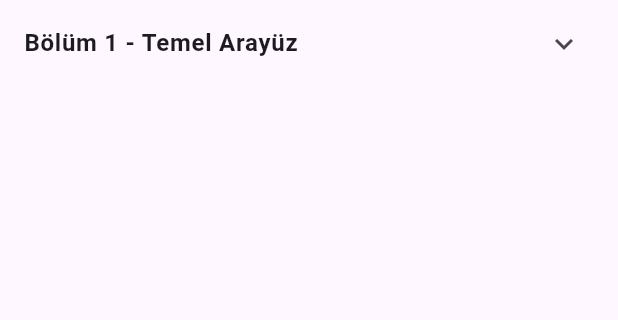
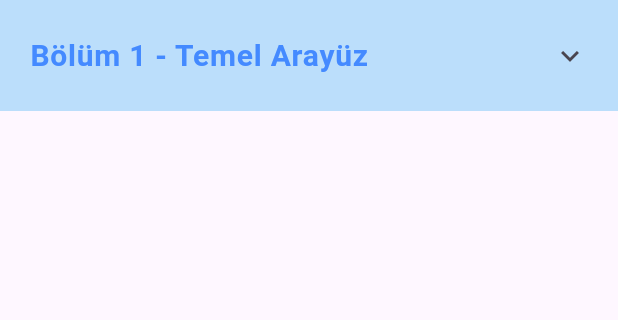
Before and after one commit to hafizecim/Mobile-App-Development-With-Flutter, a Flutter app: the screen it shows after launch, on a phone screen of 412 x 824 dp, the part 84-404 px from its top. Run offline on Flutter 3.47's test engine with Material 3 defaults, Android fonts, the phone set to English and light mode, and no system bars.

Commit message:
Main ExpansionTile update

```diff
--- a/lib/main.dart
+++ b/lib/main.dart
@@ -33,14 +33,48 @@ class LessonListPage extends StatelessWidget {
         itemBuilder: (context, bolumIndex) {
           final bolum = bolumListesi[bolumIndex];
           return ExpansionTile(
+            backgroundColor: Colors.blue.shade50,
+            collapsedBackgroundColor: Colors.blue.shade100,
+            tilePadding: const EdgeInsets.symmetric(horizontal: 20, vertical: 8),
             title: Text(
               bolum.bolumAdi,
-              style: const TextStyle(fontWeight: FontWeight.bold),
+              style: const TextStyle(
+                fontWeight: FontWeight.bold,
+                fontSize: 20,
+                color: Colors.blueAccent,
+              ),
             ),
             children: bolum.dersler.map((lesson) {
-              return ListTile(
-                title: Text(lesson.title),
-                subtitle: Text(lesson.subtitle),
+              return Container(
+                margin: const EdgeInsets.symmetric(horizontal: 12, vertical: 4),
+                decoration: BoxDecoration(
+                  color: Colors.white,
+                  borderRadius: BorderRadius.circular(8),
+                  boxShadow: [
+                    BoxShadow(
+                      color: Colors.grey.withOpacity(0.2),
+                      spreadRadius: 1,
+                      blurRadius: 4,
+                      offset: const Offset(0, 2),
+                    ),
+                  ],
+                ),
+                child: ListTile(
+                  leading: const Icon(Icons.book, color: Colors.deepPurple),
+                  title: Text(
+                    lesson.title,
+                    style: const TextStyle(
+                      fontWeight: FontWeight.w100,
+                      color: Colors.deepPurple,
+                    ),
+                  ),
+                  subtitle: Text(
+                    lesson.subtitle,
+                    style: const TextStyle(
+                      color: Colors.black87,
+                    ),
+                  ),
+                  trailing: const Icon(Icons.arrow_forward_ios, size: 16, color: Colors.deepPurple),
                   onTap: () {
                     Navigator.push(
                       context,
@@ -49,6 +83,11 @@ class LessonListPage extends StatelessWidget {
                       ),
                     );
                   },
+                  splashColor: Colors.deepPurple.withOpacity(0.2),
+                  hoverColor: Colors.deepPurple.withOpacity(0.1),
+                  shape: RoundedRectangleBorder(borderRadius: BorderRadius.circular(8)),
+                  contentPadding: const EdgeInsets.symmetric(horizontal: 16, vertical: 8),
+                ),
               );
             }).toList(),
           );
```
Lines whose indentation alone changed are shown as unchanged.
